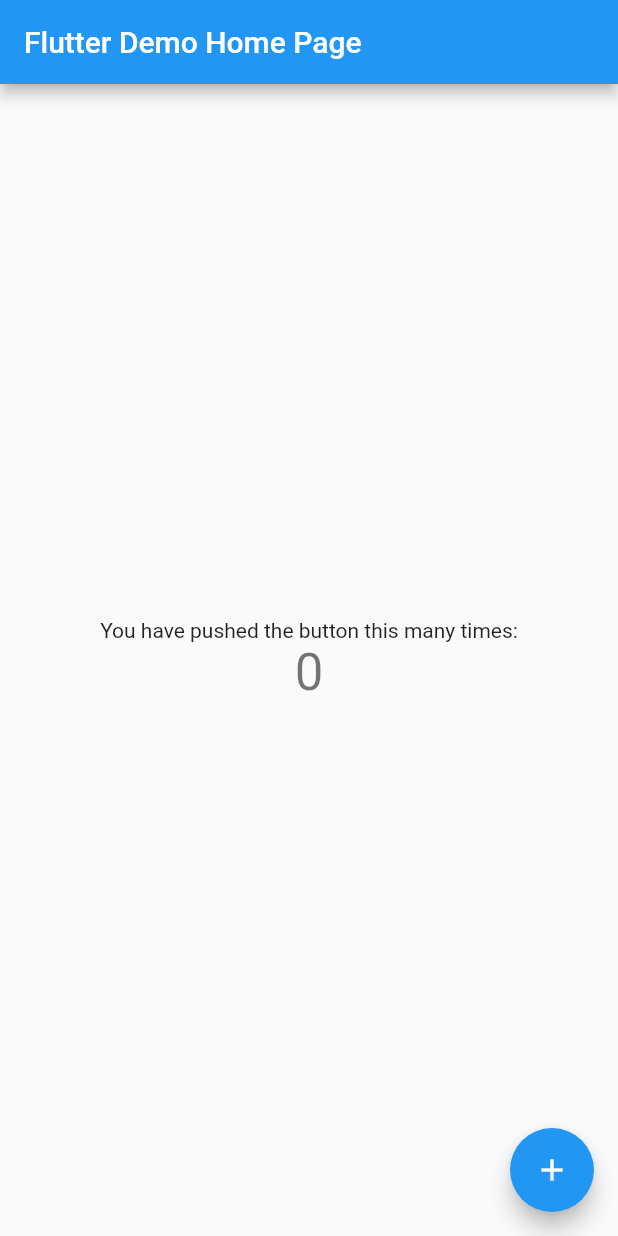
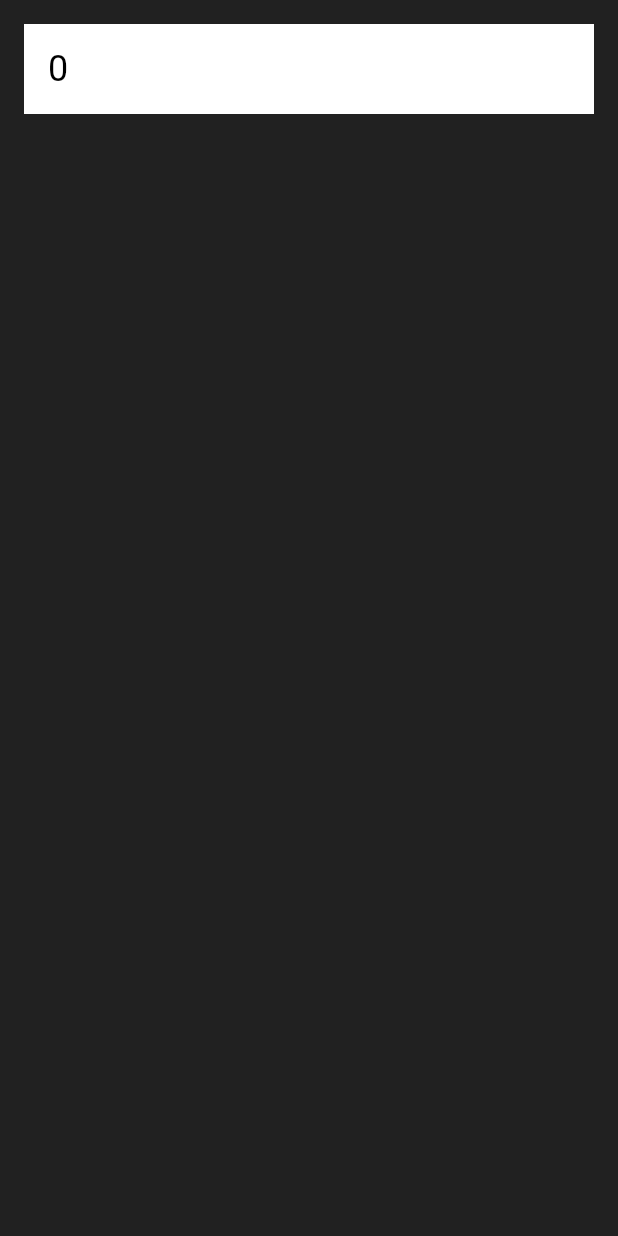
Before and after one commit to adrianseraspi12/simple-calculator, a Flutter app: the screen it shows after launch, on a phone screen of 412 x 824 dp. Run offline on Flutter 3.47's test engine with Material 2 defaults, Android fonts, the phone set to English and light mode, and no system bars.

Commit message:
- Added Number Container

```diff
--- a/lib/main.dart
+++ b/lib/main.dart
@@ -1,111 +1,43 @@
 import 'package:flutter/material.dart';
 
-void main() => runApp(MyApp());
+void main() => runApp(MaterialApp(
+  home: Home()
+));
 
-class MyApp extends StatelessWidget {
-  // This widget is the root of your application.
+class Home extends StatelessWidget {
   @override
   Widget build(BuildContext context) {
-    return MaterialApp(
-      title: 'Flutter Demo',
-      theme: ThemeData(
-        // This is the theme of your application.
-        //
-        // Try running your application with "flutter run". You'll see the
-        // application has a blue toolbar. Then, without quitting the app, try
-        // changing the primarySwatch below to Colors.green and then invoke
-        // "hot reload" (press "r" in the console where you ran "flutter run",
-        // or simply save your changes to "hot reload" in a Flutter IDE).
-        // Notice that the counter didn't reset back to zero; the application
-        // is not restarted.
-        primarySwatch: Colors.blue,
+    return Scaffold(
+      backgroundColor: Colors.grey[900],
+
+      body: SafeArea(
+        child: Column(
+          children: <Widget>[
+
+            Row(
+              children: <Widget>[
+                Expanded(
+                                  child: Container(
+                    margin: EdgeInsets.all(16.0),
+                    padding: EdgeInsets.all(16.0),
+                    color: Colors.white,
+                    child: Text(
+                      '0',
+                      style: TextStyle(
+                        color: Colors.black,
+                        fontSize: 24.0,
+                      ),
+                      ),
+                  ),
+                ),
+              ]
+            ),
+
+          ],
+
+          ),
       ),
-      home: MyHomePage(title: 'Flutter Demo Home Page'),
+
     );
   }
 }
-
-class MyHomePage extends StatefulWidget {
-  MyHomePage({Key key, this.title}) : super(key: key);
-
-  // This widget is the home page of your application. It is stateful, meaning
-  // that it has a State object (defined below) that contains fields that affect
-  // how it looks.
-
-  // This class is the configuration for the state. It holds the values (in this
-  // case the title) provided by the parent (in this case the App widget) and
-  // used by the build method of the State. Fields in a Widget subclass are
-  // always marked "final".
-
-  final String title;
-
-  @override
-  _MyHomePageState createState() => _MyHomePageState();
-}
-
-class _MyHomePageState extends State<MyHomePage> {
-  int _counter = 0;
-
-  void _incrementCounter() {
-    setState(() {
-      // This call to setState tells the Flutter framework that something has
-      // changed in this State, which causes it to rerun the build method below
-      // so that the display can reflect the updated values. If we changed
-      // _counter without calling setState(), then the build method would not be
-      // called again, and so nothing would appear to happen.
-      _counter++;
-    });
-  }
-
-  @override
-  Widget build(BuildContext context) {
-    // This method is rerun every time setState is called, for instance as done
-    // by the _incrementCounter method above.
-    //
-    // The Flutter framework has been optimized to make rerunning build methods
-    // fast, so that you can just rebuild anything that needs updating rather
-    // than having to individually change instances of widgets.
-    return Scaffold(
-      appBar: AppBar(
-        // Here we take the value from the MyHomePage object that was created by
-        // the App.build method, and use it to set our appbar title.
-        title: Text(widget.title),
-      ),
-      body: Center(
-        // Center is a layout widget. It takes a single child and positions it
-        // in the middle of the parent.
-        child: Column(
-          // Column is also a layout widget. It takes a list of children and
-          // arranges them vertically. By default, it sizes itself to fit its
-          // children horizontally, and tries to be as tall as its parent.
-          //
-          // Invoke "debug painting" (press "p" in the console, choose the
-          // "Toggle Debug Paint" action from the Flutter Inspector in Android
-          // Studio, or the "Toggle Debug Paint" command in Visual Studio Code)
-          // to see the wireframe for each widget.
-          //
-          // Column has various properties to control how it sizes itself and
-          // how it positions its children. Here we use mainAxisAlignment to
-          // center the children vertically; the main axis here is the vertical
-          // axis because Columns are vertical (the cross axis would be
-          // horizontal).
-          mainAxisAlignment: MainAxisAlignment.center,
-          children: <Widget>[
-            Text(
-              'You have pushed the button this many times:',
-            ),
-            Text(
-              '$_counter',
-              style: Theme.of(context).textTheme.display1,
-            ),
-          ],
-        ),
-      ),
-      floatingActionButton: FloatingActionButton(
-        onPressed: _incrementCounter,
-        tooltip: 'Increment',
-        child: Icon(Icons.add),
-      ), // This trailing comma makes auto-formatting nicer for build methods.
-    );
-  }
-}
```
